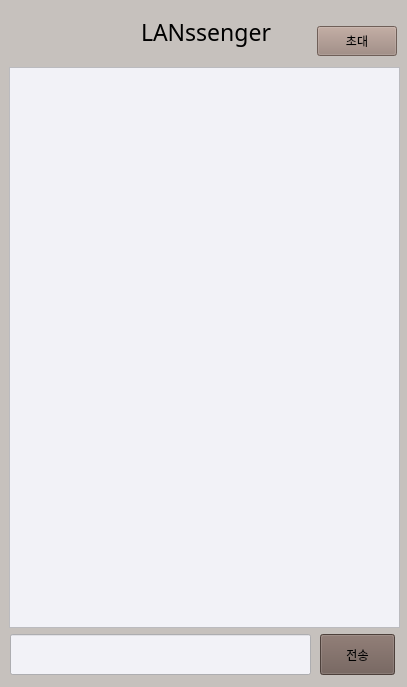
The window that src/client/gui/groupchatwindow.ui (TaehyunJeon0203/lanssenger) describes before a commit, drawn with Qt 5.
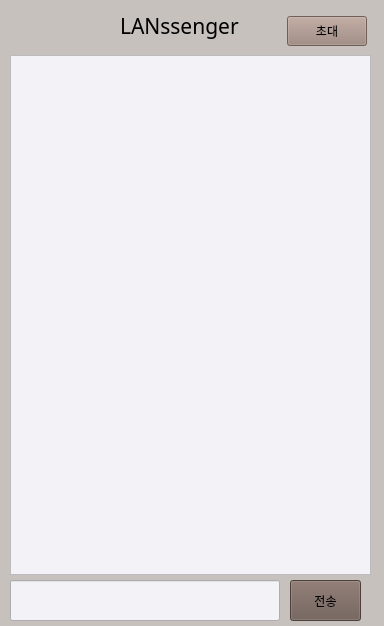
The same window after the commit.

Commit message: Design: 전체 크기 조절(줄이기)

What changed in the file:
```diff
--- a/src/client/gui/groupchatwindow.ui
+++ b/src/client/gui/groupchatwindow.ui
@@ -6,8 +6,8 @@
    <rect>
     <x>0</x>
     <y>0</y>
-    <width>407</width>
-    <height>687</height>
+    <width>384</width>
+    <height>626</height>
    </rect>
   </property>
   <property name="windowTitle">
@@ -19,10 +19,10 @@
   <widget class="QTextEdit" name="GCChatDisplay">
    <property name="geometry">
     <rect>
-     <x>9</x>
-     <y>67</y>
-     <width>391</width>
-     <height>561</height>
+     <x>10</x>
+     <y>55</y>
+     <width>361</width>
+     <height>520</height>
     </rect>
    </property>
    <property name="styleSheet">
@@ -34,8 +34,8 @@
   <widget class="QPushButton" name="inviteButton">
    <property name="geometry">
     <rect>
-     <x>317</x>
-     <y>26</y>
+     <x>287</x>
+     <y>16</y>
      <width>80</width>
      <height>30</height>
     </rect>
@@ -51,8 +51,8 @@
    <property name="geometry">
     <rect>
      <x>10</x>
-     <y>634</y>
-     <width>301</width>
+     <y>580</y>
+     <width>270</width>
      <height>41</height>
     </rect>
    </property>
@@ -64,9 +64,9 @@
   <widget class="QPushButton" name="GCSendButton">
    <property name="geometry">
     <rect>
-     <x>320</x>
-     <y>634</y>
-     <width>75</width>
+     <x>290</x>
+     <y>580</y>
+     <width>71</width>
      <height>41</height>
     </rect>
    </property>
@@ -80,8 +80,8 @@
   <widget class="QLabel" name="currentRoomLabel">
    <property name="geometry">
     <rect>
-     <x>141</x>
-     <y>16</y>
+     <x>120</x>
+     <y>10</y>
      <width>141</width>
      <height>31</height>
     </rect>
@@ -89,7 +89,7 @@
    <property name="font">
     <font>
      <family>궁서</family>
-     <pointsize>17</pointsize>
+     <pointsize>16</pointsize>
     </font>
    </property>
    <property name="text">
```
The commit also changes 1 other file.
